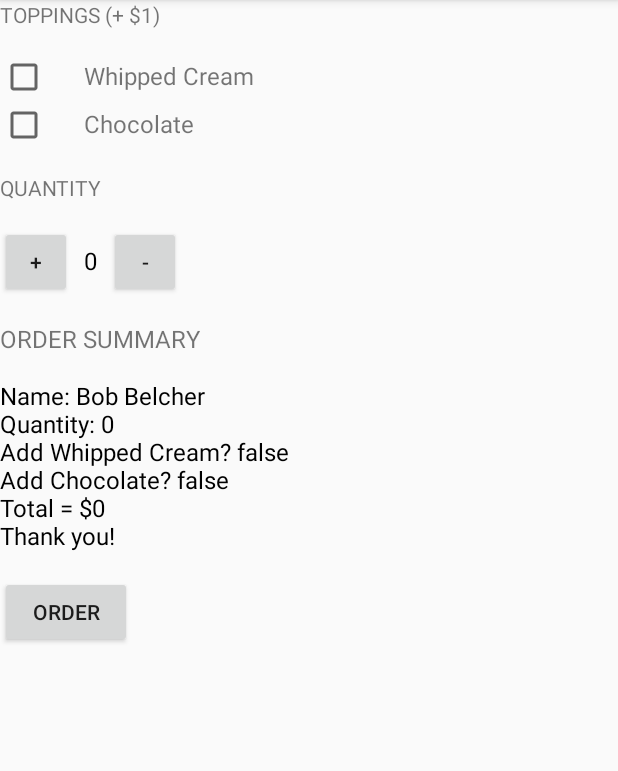
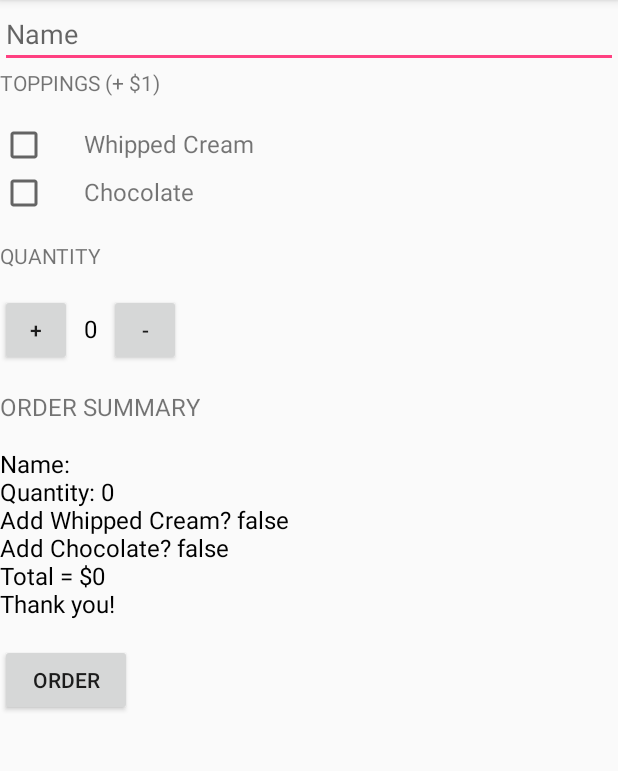
Before and after one commit to ddanskin/justjava, an Android app: the screen it shows after launch (MainActivity), after a tap on "ORDER", on a phone screen of 412 x 824 dp, the part 84-855 px from its top. Run offline under Robolectric (Android 15) with nearby library versions, the phone set to English and light mode, and no system bars.

Commit message:
Add EditText for getting user name and updated the order summary to reflect the user's input

```diff
--- a/app/src/main/java/com/danielledanskin/justjava/MainActivity.java
+++ b/app/src/main/java/com/danielledanskin/justjava/MainActivity.java
@@ -4,6 +4,7 @@ import android.support.v7.app.AppCompatActivity;
 import android.os.Bundle;
 import android.view.View;
 import android.widget.CheckBox;
+import android.widget.EditText;
 import android.widget.TextView;
 
 import java.text.NumberFormat;
@@ -50,7 +51,8 @@ public class MainActivity extends AppCompatActivity {
 
     // This method creates the order summary as a string and returns it
     private String createOrderSummary(int price) {
-        String orderSummary = "Name: Bob Belcher";
+        EditText userName = (EditText) findViewById(R.id.name_input);
+        String orderSummary = "Name: " + userName.getText();
         orderSummary += "\nQuantity: " + quantity;
         orderSummary += "\nAdd Whipped Cream? " + hasWhippedCream;
         orderSummary += "\nAdd Chocolate? " + hasChocolate;
--- a/app/src/main/res/layout/activity_main.xml
+++ b/app/src/main/res/layout/activity_main.xml
@@ -11,6 +11,13 @@
         android:layout_width="match_parent"
         android:layout_height="match_parent"
         android:orientation="vertical">
+
+        <EditText
+            android:id="@+id/name_input"
+            android:layout_height="wrap_content"
+            android:layout_width="match_parent"
+            android:inputType="text"
+            android:hint="Name"/>
 
         <TextView
             android:layout_width="wrap_content"
```
